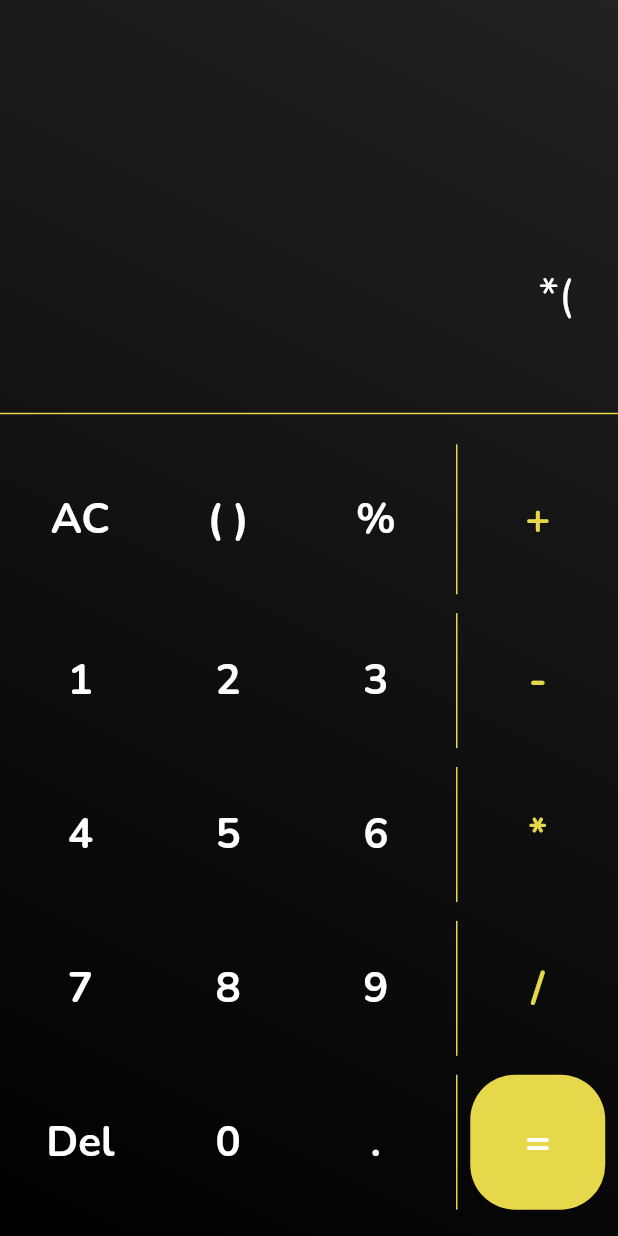
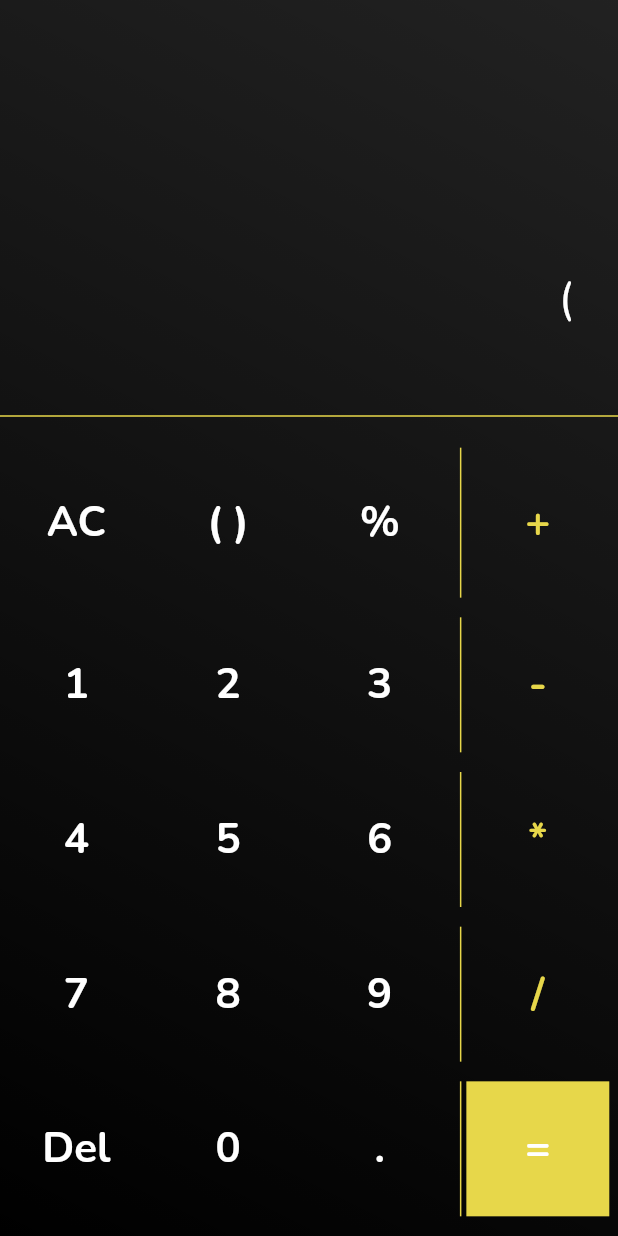
Before and after one commit to aboodsido/QuickMath, a Flutter app: the screen it shows after launch, after a tap on "( )", on a phone screen of 412 x 824 dp. Run offline on Flutter 3.47's test engine with Material 2 defaults, Android fonts, the phone set to English and light mode, and no system bars; our stand-ins replace google_fonts, math_expressions.

Commit message:
Editing on logic

```diff
--- a/lib/myapp.dart
+++ b/lib/myapp.dart
@@ -172,7 +172,6 @@ class _AppPageState extends State<AppPage> {
                 ],
               ),
             ),
-            const SizedBox(height: 5)
           ],
         ),
       ),
@@ -186,11 +185,9 @@ class _AppPageState extends State<AppPage> {
     return InkWell(
       onTap: () => buttonPressed(buttonText),
       child: Container(
-        decoration: BoxDecoration(
-          borderRadius: BorderRadius.circular(30),
-          color: buttonBackColor,
-        ),
-        width: 90,
+        margin: const EdgeInsets.only(right: 2.5),
+        color: buttonBackColor,
+        width: 95.3,
         height: 90,
         child: Center(
           child: Text(
@@ -218,7 +215,7 @@ class _AppPageState extends State<AppPage> {
         _input += "/100";
       } else if (buttonText == "( )") {
         if (_input == "0") {
-          _input = "*(";
+          _input = "(";
         } else {
           if (_input.contains("(")) {
             if (_input.endsWith("+") ||
```
